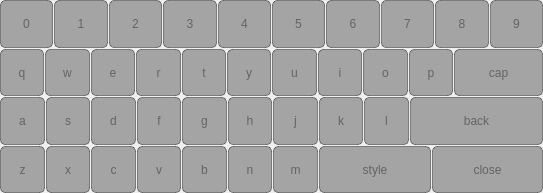
Above: input_method.ui from jizizihe/baijie_demo before the change. Below: the same form after it.
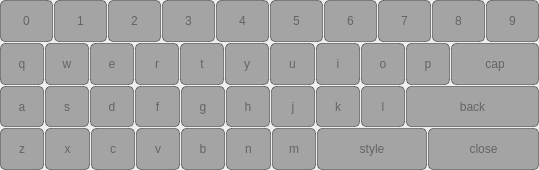
That is the form after the change.

```diff
--- a/input_method.ui
+++ b/input_method.ui
@@ -6,8 +6,8 @@
    <rect>
     <x>0</x>
     <y>0</y>
-    <width>543</width>
-    <height>193</height>
+    <width>539</width>
+    <height>170</height>
    </rect>
   </property>
   <property name="focusPolicy">
```
Left out of the diff: 618 changed lines with no effect on the pictures.
